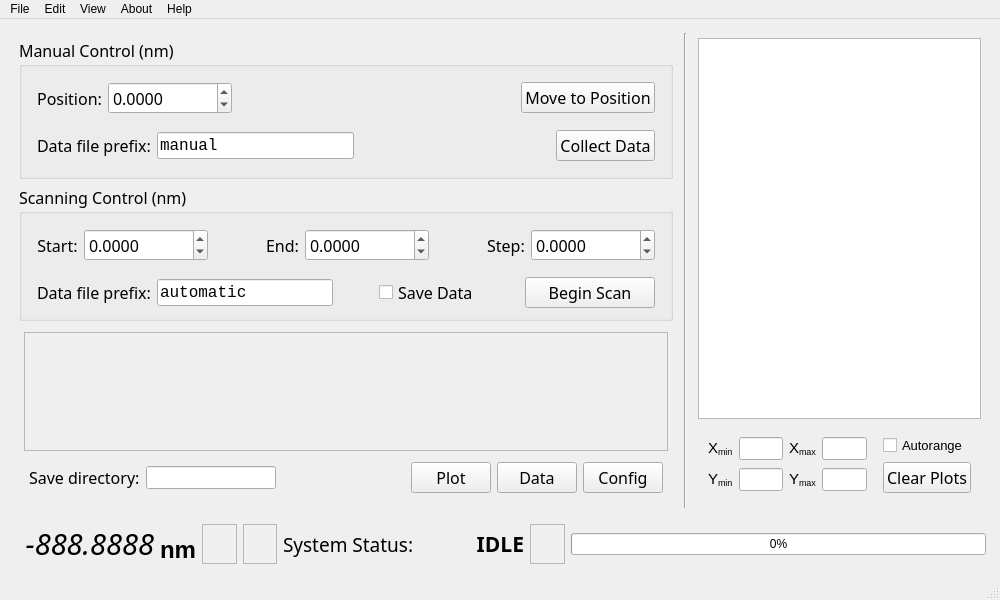
Old version of the form ui/mainwindow_mk2.ui in the repository mitbailey/MMC.
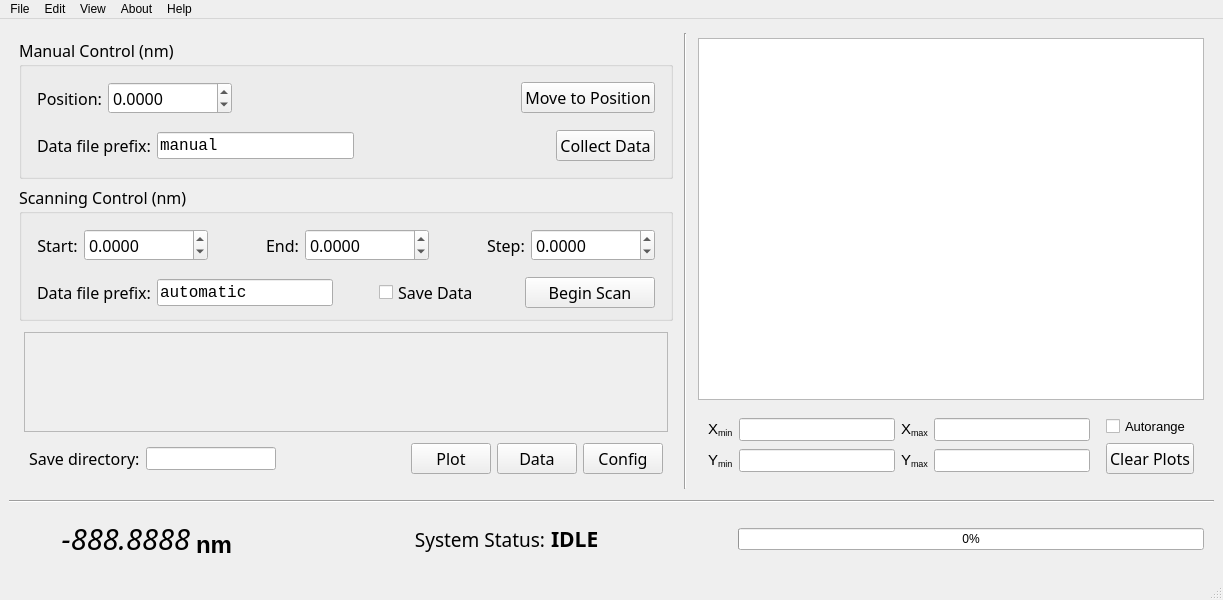
New version of the form.

Commit message: Added grating equation values to the status bar.

Patch:
```diff
--- a/ui/mainwindow_mk2.ui
+++ b/ui/mainwindow_mk2.ui
@@ -6,13 +6,13 @@
    <rect>
     <x>0</x>
     <y>0</y>
-    <width>1000</width>
+    <width>1223</width>
     <height>600</height>
    </rect>
   </property>
   <property name="minimumSize">
    <size>
-    <width>1000</width>
+    <width>950</width>
     <height>600</height>
    </size>
   </property>
@@ -628,7 +628,7 @@
            <number>5</number>
           </property>
           <item>
-           <layout class="QGridLayout" name="gridLayout_4" columnstretch="1,0,0,0">
+           <layout class="QGridLayout" name="gridLayout_4" columnstretch="0,1,0,1">
             <property name="leftMargin">
              <number>5</number>
             </property>
@@ -643,6 +643,12 @@
             </property>
             <item row="1" column="0">
              <widget class="QLabel" name="ymin_label">
+              <property name="sizePolicy">
+               <sizepolicy hsizetype="MinimumExpanding" vsizetype="Preferred">
+                <horstretch>0</horstretch>
+                <verstretch>0</verstretch>
+               </sizepolicy>
+              </property>
               <property name="font">
                <font>
                 <family>Segoe UI</family>
@@ -656,6 +662,12 @@
             </item>
             <item row="0" column="2">
              <widget class="QLabel" name="xmax_label">
+              <property name="sizePolicy">
+               <sizepolicy hsizetype="MinimumExpanding" vsizetype="Preferred">
+                <horstretch>0</horstretch>
+                <verstretch>0</verstretch>
+               </sizepolicy>
+              </property>
               <property name="font">
                <font>
                 <family>Segoe UI</family>
@@ -669,6 +681,12 @@
             </item>
             <item row="1" column="2">
              <widget class="QLabel" name="ymax_label">
+              <property name="sizePolicy">
+               <sizepolicy hsizetype="MinimumExpanding" vsizetype="Preferred">
+                <horstretch>0</horstretch>
+                <verstretch>0</verstretch>
+               </sizepolicy>
+              </property>
               <property name="font">
                <font>
                 <family>Segoe UI</family>
@@ -682,6 +700,12 @@
             </item>
             <item row="0" column="0">
              <widget class="QLabel" name="xmin_label">
+              <property name="sizePolicy">
+               <sizepolicy hsizetype="MinimumExpanding" vsizetype="Preferred">
+                <horstretch>0</horstretch>
+                <verstretch>0</verstretch>
+               </sizepolicy>
+              </property>
               <property name="font">
                <font>
                 <family>Segoe UI</family>
@@ -695,6 +719,12 @@
             </item>
             <item row="0" column="1">
              <widget class="QLineEdit" name="xmin_in">
+              <property name="sizePolicy">
+               <sizepolicy hsizetype="Preferred" vsizetype="Fixed">
+                <horstretch>0</horstretch>
+                <verstretch>0</verstretch>
+               </sizepolicy>
+              </property>
               <property name="font">
                <font>
                 <family>Segoe UI</family>
@@ -705,6 +735,12 @@
             </item>
             <item row="1" column="1">
              <widget class="QLineEdit" name="ymin_in">
+              <property name="sizePolicy">
+               <sizepolicy hsizetype="Preferred" vsizetype="Fixed">
+                <horstretch>0</horstretch>
+                <verstretch>0</verstretch>
+               </sizepolicy>
+              </property>
               <property name="font">
                <font>
                 <family>Segoe UI</family>
@@ -715,6 +751,12 @@
             </item>
             <item row="0" column="3">
              <widget class="QLineEdit" name="xmax_in">
+              <property name="sizePolicy">
+               <sizepolicy hsizetype="Preferred" vsizetype="Fixed">
+                <horstretch>0</horstretch>
+                <verstretch>0</verstretch>
+               </sizepolicy>
+              </property>
               <property name="font">
                <font>
                 <family>Segoe UI</family>
@@ -725,6 +767,12 @@
             </item>
             <item row="1" column="3">
              <widget class="QLineEdit" name="ymax_in">
+              <property name="sizePolicy">
+               <sizepolicy hsizetype="Preferred" vsizetype="Fixed">
+                <horstretch>0</horstretch>
+                <verstretch>0</verstretch>
+               </sizepolicy>
+              </property>
               <property name="font">
                <font>
                 <family>Segoe UI</family>
@@ -784,7 +832,31 @@
      </layout>
     </item>
     <item>
-     <layout class="QHBoxLayout" name="horizontalLayout_10" stretch="0,0,1,1,0,3,1,12">
+     <widget class="Line" name="line">
+      <property name="orientation">
+       <enum>Qt::Horizontal</enum>
+      </property>
+     </widget>
+    </item>
+    <item>
+     <layout class="QHBoxLayout" name="horizontalLayout_10" stretch="3,2">
+      <property name="leftMargin">
+       <number>5</number>
+      </property>
+      <property name="topMargin">
+       <number>5</number>
+      </property>
+      <property name="rightMargin">
+       <number>5</number>
+      </property>
+      <property name="bottomMargin">
+       <number>5</number>
+      </property>
+      <item>
+       <layout class="QHBoxLayout" name="horizontalLayout_4">
+        <property name="sizeConstraint">
+         <enum>QLayout::SetDefaultConstraint</enum>
+        </property>
       <property name="leftMargin">
        <number>5</number>
       </property>
@@ -838,26 +910,6 @@
         </property>
        </widget>
       </item>
-      <item>
-       <widget class="QFrame" name="frame">
-        <property name="frameShape">
-         <enum>QFrame::StyledPanel</enum>
-        </property>
-        <property name="frameShadow">
-         <enum>QFrame::Raised</enum>
-        </property>
-       </widget>
-      </item>
-      <item>
-       <widget class="QFrame" name="frame_2">
-        <property name="frameShape">
-         <enum>QFrame::StyledPanel</enum>
-        </property>
-        <property name="frameShadow">
-         <enum>QFrame::Raised</enum>
-        </property>
-       </widget>
-      </item>
       <item>
        <widget class="QLabel" name="label_2">
         <property name="font">
@@ -872,6 +924,9 @@
         <property name="text">
          <string>System Status:</string>
         </property>
+          <property name="alignment">
+           <set>Qt::AlignRight|Qt::AlignTrailing|Qt::AlignVCenter</set>
+          </property>
        </widget>
       </item>
       <item>
@@ -886,20 +941,26 @@
          <string>&lt;html&gt;&lt;head/&gt;&lt;body&gt;&lt;p&gt;&lt;span style=&quot; font-weight:600;&quot;&gt;IDLE&lt;/span&gt;&lt;/p&gt;&lt;/body&gt;&lt;/html&gt;</string>
         </property>
         <property name="alignment">
-         <set>Qt::AlignRight|Qt::AlignTrailing|Qt::AlignVCenter</set>
-        </property>
-       </widget>
+           <set>Qt::AlignLeading|Qt::AlignLeft|Qt::AlignVCenter</set>
+          </property>
+         </widget>
+        </item>
+       </layout>
       </item>
       <item>
-       <widget class="QFrame" name="frame_4">
-        <property name="frameShape">
-         <enum>QFrame::StyledPanel</enum>
+       <layout class="QHBoxLayout" name="horizontalLayout_5">
+        <property name="leftMargin">
+         <number>5</number>
         </property>
-        <property name="frameShadow">
-         <enum>QFrame::Raised</enum>
+        <property name="topMargin">
+         <number>5</number>
         </property>
-       </widget>
-      </item>
+        <property name="rightMargin">
+         <number>5</number>
+        </property>
+        <property name="bottomMargin">
+         <number>5</number>
+        </property>
       <item>
        <widget class="QProgressBar" name="progressbar">
         <property name="sizePolicy">
@@ -922,13 +983,15 @@
      </layout>
     </item>
    </layout>
+    </item>
+   </layout>
   </widget>
   <widget class="QMenuBar" name="menubar">
    <property name="geometry">
     <rect>
      <x>0</x>
      <y>0</y>
-     <width>1000</width>
+     <width>1223</width>
      <height>21</height>
     </rect>
    </property>
```
Lines whose indentation alone changed are shown as unchanged. The commit also changes 1 other file.
